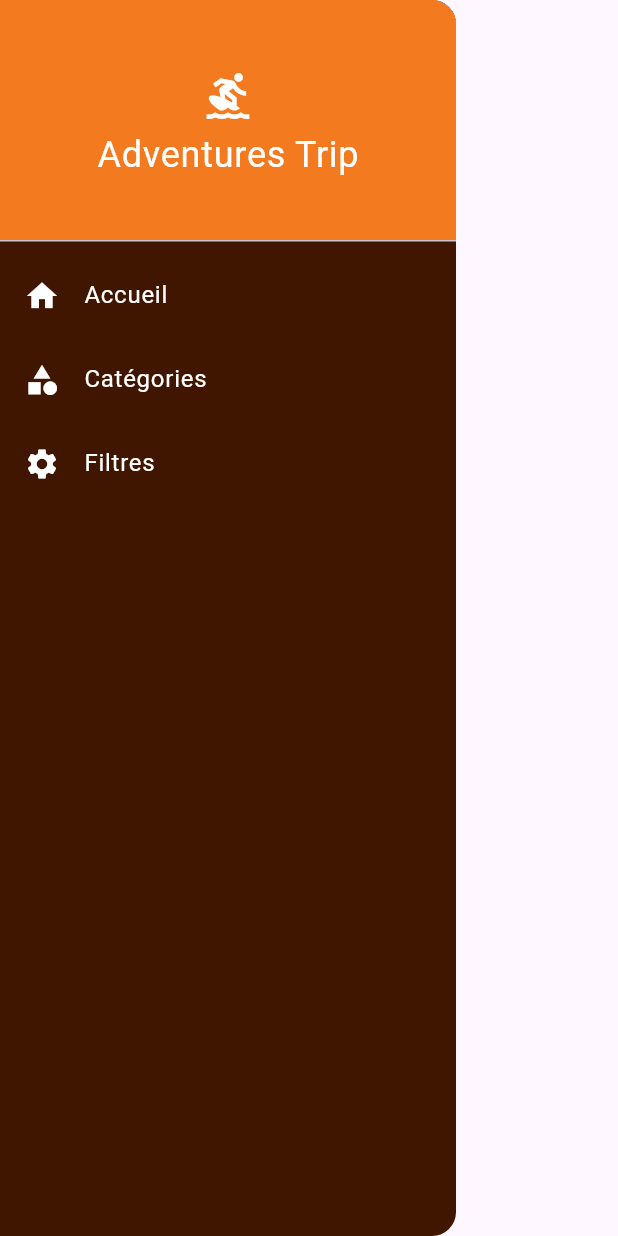
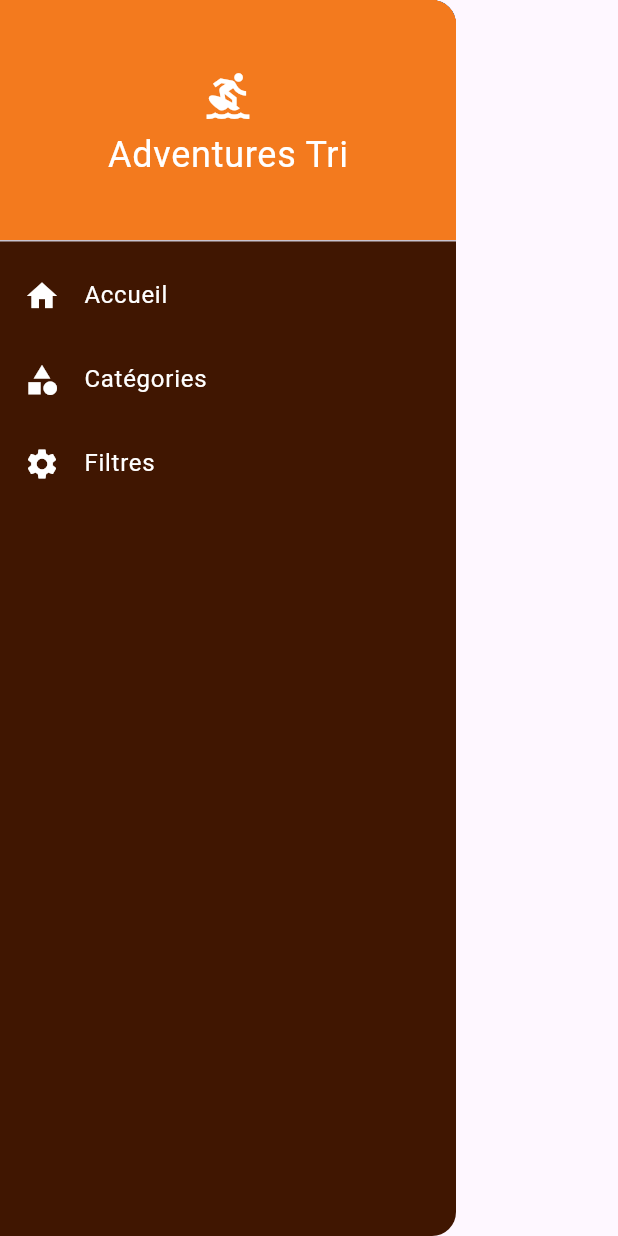
Before and after one commit to EnzoFantapieHamang/flutter, a Flutter app: the Menu widget shown alone on an empty page, opened directly, on a phone screen of 412 x 824 dp. Run offline on Flutter 3.47's test engine with Material 3 defaults, Android fonts, the phone set to English and light mode, and no system bars; missing offline and left inert: flutter_f.

Commit message:
categories part 2 début

```diff
--- a/lib/screens/menu.dart
+++ b/lib/screens/menu.dart
@@ -20,7 +20,7 @@ class Menu extends StatelessWidget {
                   Icon(Icons.surfing, size: 34, color: Colors.white),
                   SizedBox(height: 5),
                   Text(
-                    'Adventures Trip',
+                    'Adventures Tri',
                     style: TextStyle(fontSize: 24, color: Colors.white),
                   ),
                 ],
```
